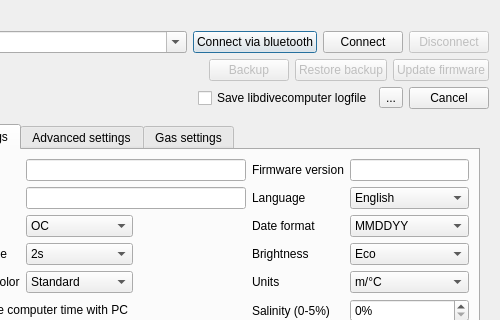
Qt form qt-ui/configuredivecomputerdialog.ui (subsurface/subsurface) before a commit; both pictures show x 342 to 842 and y 0 to 320 of the 842 by 614 pixel window.
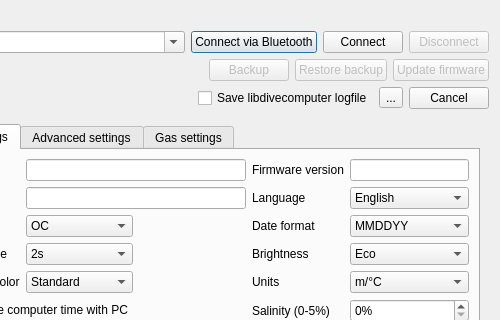
The same form after that commit. Icons and pictures are not drawn.

Commit message: Capitalize Bluetooth

```diff
--- a/qt-ui/configuredivecomputerdialog.ui
+++ b/qt-ui/configuredivecomputerdialog.ui
@@ -44,7 +44,7 @@
        <item>
         <widget class="QPushButton" name="bluetoothMode">
          <property name="text">
-          <string>Connect via bluetooth</string>
+          <string>Connect via Bluetooth</string>
          </property>
         </widget>
        </item>
```
